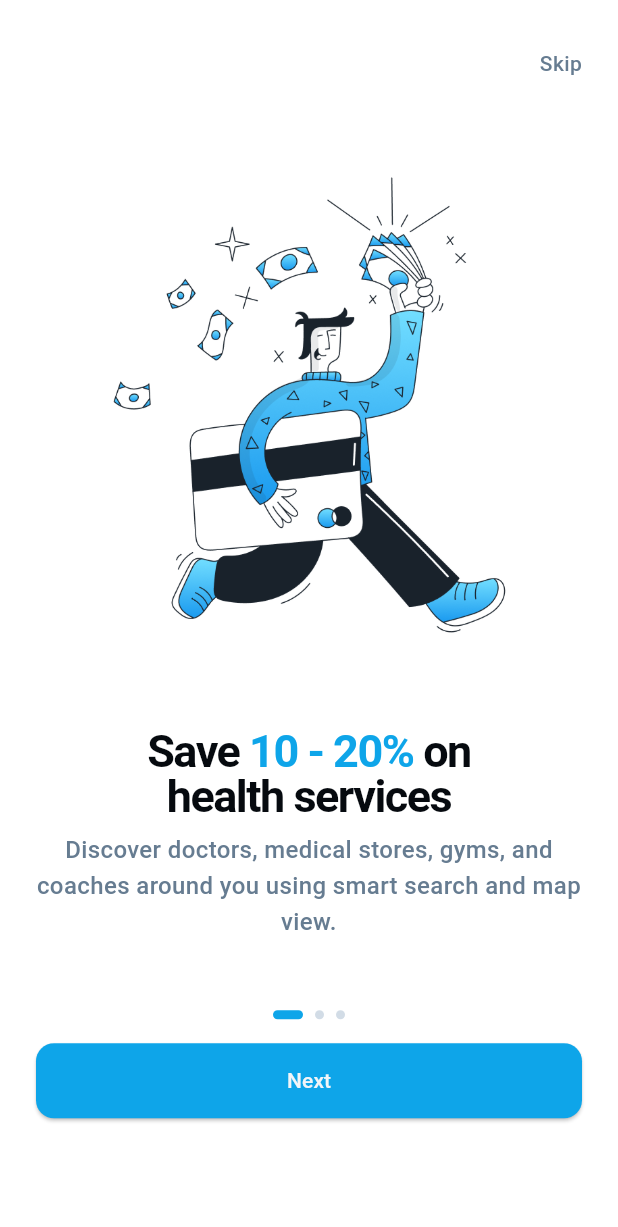
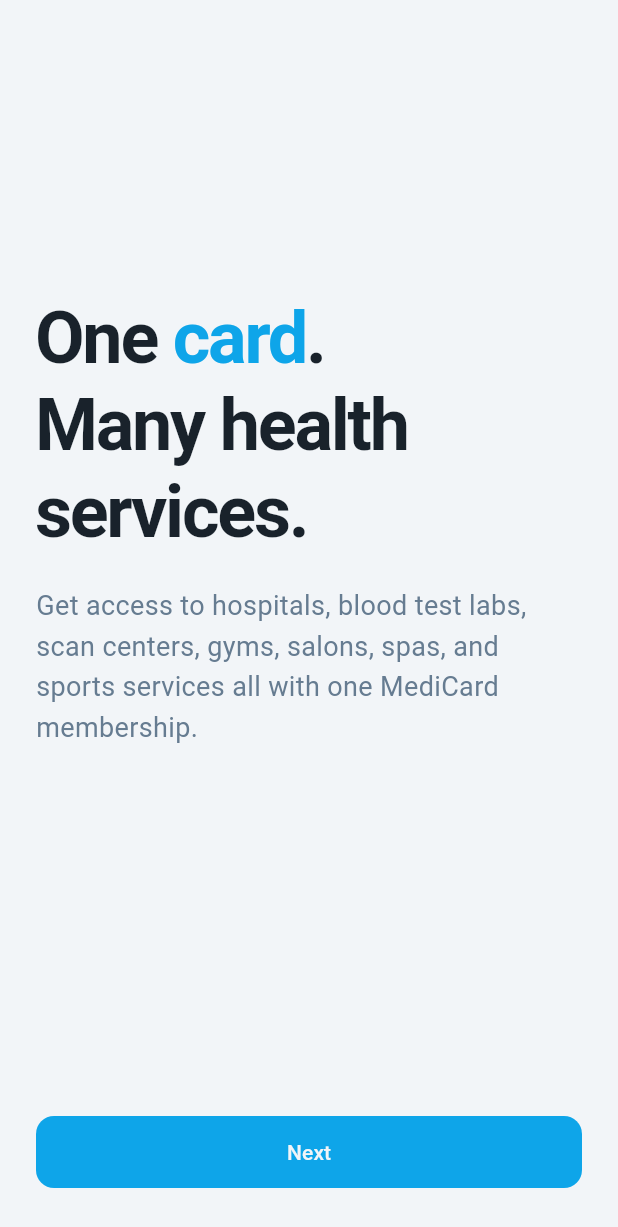
Before and after one commit to shraddhamhetre852-code/Medcard-app, a Flutter app: the screen it shows after launch, after a tap on "Next", on a phone screen of 412 x 824 dp. Shown: the top 1227 px of the screen. Run offline on Flutter 3.47's test engine with Material 3 defaults, Android fonts, the phone set to English and light mode, and no system bars; Roboto replaces fonts that are missing (Geist).

Commit message:
update welcome3

```diff
--- a/lib/core/routing/app_routing.dart
+++ b/lib/core/routing/app_routing.dart
@@ -1,6 +1,7 @@
 import 'package:flutter/material.dart';
 import 'package:medcard_app/features/Dashbord/Screens/splash_screen.dart';
 import 'package:medcard_app/features/Dashbord/Screens/welcome1_screen.dart';
+import 'package:medcard_app/features/Dashbord/Screens/welcome3.dart';
 
 class AppRouter {
   static const String splash = '/';
@@ -13,6 +14,8 @@
 
       case welcome1:
         return MaterialPageRoute(builder: (_) => Welcome1Screen());
+        case Welcome3:
+        return MaterialPageRoute(builder: (_) => Welcome3());
 
       default:
         return MaterialPageRoute(
--- a/lib/features/Dashbord/Screens/welcome1_screen.dart
+++ b/lib/features/Dashbord/Screens/welcome1_screen.dart
@@ -1,4 +1,5 @@
 import 'package:flutter/material.dart';
+import 'package:medcard_app/features/Dashbord/Screens/welcome3.dart';
 import 'package:medcard_app/theme/app_colors.dart';
 import 'package:medcard_app/theme/font-styles.dart';
 
@@ -90,7 +91,9 @@
                           width: double.infinity,
                           height: 50,
                           child: ElevatedButton(
-                            onPressed: () {},
+                            onPressed: () {Navigator.push(context, MaterialPageRoute(builder: (context) => Welcome3(),
+                    ),
+                    );},
                             style: ElevatedButton.styleFrom(
                               backgroundColor:AppColors.lPrimary,
                               padding: EdgeInsets.symmetric(
--- /dev/null
+++ b/lib/features/Dashbord/Screens/welcome3.dart
@@ -0,0 +1,74 @@
+import 'package:flutter/material.dart';
+import 'package:medcard_app/theme/color-tokens.dart' as colors;
+import 'package:medcard_app/theme/font-styles.dart';
+
+class Welcome3 extends StatelessWidget {
+  const Welcome3({super.key});
+
+  @override
+  Widget build(BuildContext context) {
+    return Scaffold(
+      backgroundColor: colors.background,
+      body: SafeArea(
+        child: Padding(
+          padding: const EdgeInsets.symmetric(horizontal: 24, vertical: 32),
+          child: Column(
+            crossAxisAlignment: CrossAxisAlignment.start,
+            children: [
+              const Spacer(flex: 2),
+
+              RichText(
+                text: TextSpan(
+                  style: AppTextStyle.heading1.copyWith(
+                    color: colors.foreground,
+                    height: 1.2,
+                  ),
+                  children: [
+                    const TextSpan(text: "One "),
+                    TextSpan(
+                      text: "card",
+                      style: TextStyle(color: colors.primary),
+                    ),
+                    const TextSpan(text: ".\nMany health\nservices."),
+                  ],
+                ),
+              ),
+
+              const SizedBox(height: 20),
+
+              Text(
+                "Get access to hospitals, blood test labs, scan centers, gyms, salons, spas, and sports services all with one MediCard membership.",
+                style: AppTextStyle.paragraphLargeRegular.copyWith(
+                  color: colors.mutedForeground,
+                ),
+              ),
+
+              const Spacer(flex: 3),
+
+              SizedBox(
+                width: double.infinity,
+                height: 48,
+                child: ElevatedButton(
+                  onPressed: () {
+                    Navigator.push(context, MaterialPageRoute(builder: (context) => Welcome3(),
+                    ),
+                    );
+                  },
+                  style: ElevatedButton.styleFrom(
+                    backgroundColor: colors.primary,
+                    foregroundColor: colors.background,
+                    shape: RoundedRectangleBorder(
+                      borderRadius: BorderRadius.circular(12),
+                    ),
+                    elevation: 0,
+                  ),
+                  child: Text("Next", style: AppTextStyle.paragraphSmallMedium),
+                ),
+              ),
+            ],
+          ),
+        ),
+      ),
+    );
+  }
+}
```
